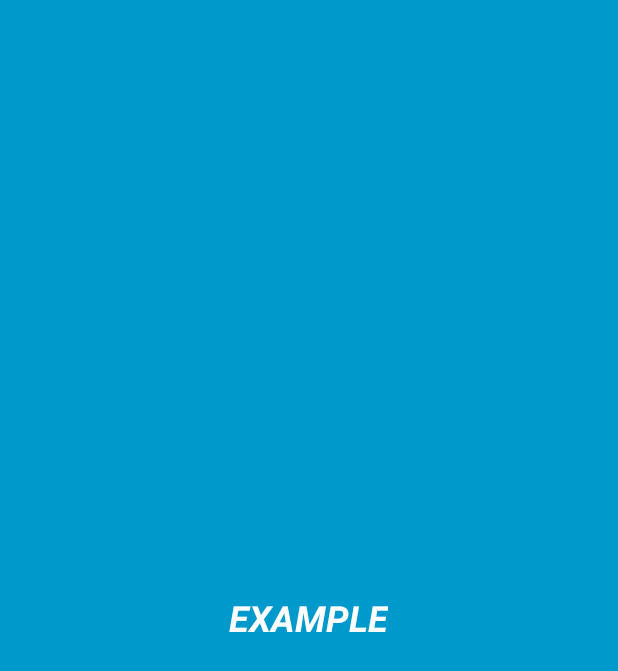
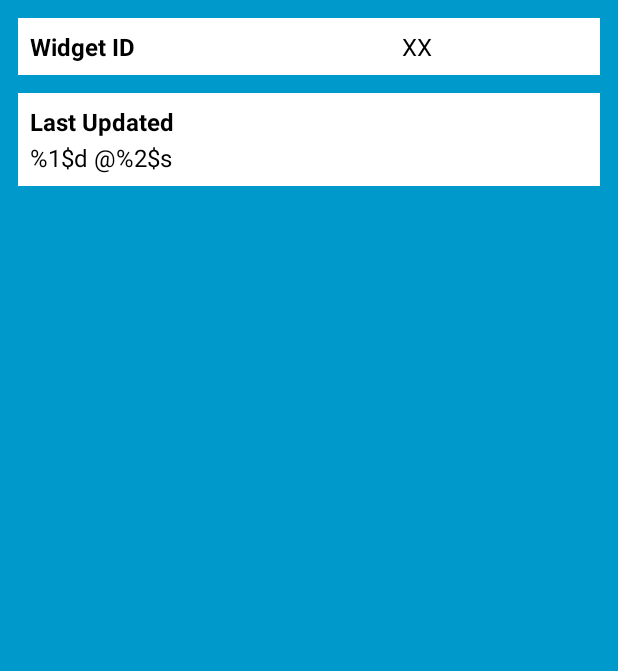
Before and after one commit to bryonnicoson-Android-Certification/AppWidgetSample, an Android app: the layout new_app_widget.xml on its own in the app's theme, with its tools: preview values and no code run, on a phone screen of 412 x 824 dp. Shown: the top 671 px of the screen. Run offline under Robolectric (Android 15) with nearby library versions, the phone set to English and light mode, and no system bars.

Commit message:
widget id, update

```diff
--- a/app/src/main/java/com/bryonnicoson/appwidgetsample/NewAppWidget.java
+++ b/app/src/main/java/com/bryonnicoson/appwidgetsample/NewAppWidget.java
@@ -3,20 +3,41 @@ package com.bryonnicoson.appwidgetsample;
 import android.appwidget.AppWidgetManager;
 import android.appwidget.AppWidgetProvider;
 import android.content.Context;
+import android.content.SharedPreferences;
 import android.widget.RemoteViews;
+
+import java.text.DateFormat;
+import java.util.Date;
 
 /**
  * Implementation of App Widget functionality.
  */
 public class NewAppWidget extends AppWidgetProvider {
 
+    private static final String mSharedPrefFile = "com.bryonnicoson.appwidgetsample";
+    private static final String COUNT_KEY = "count";
+
+
     static void updateAppWidget(Context context, AppWidgetManager appWidgetManager,
                                 int appWidgetId) {
+        // get shared prefs update count
+        SharedPreferences prefs = context.getSharedPreferences(mSharedPrefFile, 0);
+        int count = prefs.getInt(COUNT_KEY + appWidgetId, 0);
+        count++;
 
-        CharSequence widgetText = context.getString(R.string.appwidget_text);
+        // get current time and format it
+        String dateString = DateFormat.getTimeInstance(DateFormat.SHORT).format(new Date());
+
         // Construct the RemoteViews object
         RemoteViews views = new RemoteViews(context.getPackageName(), R.layout.new_app_widget);
-        views.setTextViewText(R.id.appwidget_text, widgetText);
+        views.setTextViewText(R.id.appwidget_id, String.valueOf(appWidgetId));
+        views.setTextViewText(R.id.appwidget_update, context.getResources().getString(
+                R.string.date_count_format, count, dateString));
+
+        // put current update count back into shared prefs
+        SharedPreferences.Editor prefEditor = prefs.edit();
+        prefEditor.putInt(COUNT_KEY + appWidgetId, count);
+        prefEditor.apply();
 
         // Instruct the widget manager to update the widget
         appWidgetManager.updateAppWidget(appWidgetId, views);
@@ -30,13 +51,4 @@ public class NewAppWidget extends AppWidgetProvider {
         }
     }
 
-    @Override
-    public void onEnabled(Context context) {
-        // Enter relevant functionality for when the first widget is created
-    }
-
-    @Override
-    public void onDisabled(Context context) {
-        // Enter relevant functionality for when the last widget is disabled
-    }
 }
--- a/app/src/main/res/layout/new_app_widget.xml
+++ b/app/src/main/res/layout/new_app_widget.xml
@@ -4,18 +4,60 @@
     android:background="#09C"
     android:padding="@dimen/widget_margin">
 
-    <TextView
-        android:id="@+id/appwidget_text"
-        android:layout_width="wrap_content"
+    <LinearLayout
+        android:id="@+id/section_id"
+        style="@style/AppWidgetSection"
+        android:layout_width="match_parent"
         android:layout_height="wrap_content"
-        android:layout_centerHorizontal="true"
-        android:layout_centerVertical="true"
-        android:layout_margin="8dp"
-        android:background="#09C"
-        android:contentDescription="@string/appwidget_text"
-        android:text="@string/appwidget_text"
-        android:textColor="#ffffff"
-        android:textSize="24sp"
-        android:textStyle="bold|italic" />
+        android:layout_alignParentLeft="true"
+        android:layout_alignParentStart="true"
+        android:layout_alignParentTop="true"
+        android:orientation="horizontal">
+
+        <TextView
+            android:id="@+id/appwidget_id_label"
+            style="@style/AppWidgetLabel"
+            android:layout_width="0dp"
+            android:layout_height="wrap_content"
+            android:layout_weight="2"
+            android:text="@string/widget_id" />
+
+        <TextView
+            android:id="@+id/appwidget_id"
+            style="@style/AppWidgetText"
+            android:layout_width="0dp"
+            android:layout_height="wrap_content"
+            android:layout_weight="1"
+            android:text="XX" />
+
+    </LinearLayout>
+
+    <LinearLayout
+        android:id="@+id/section_update"
+        style="@style/AppWidgetSection"
+        android:layout_width="match_parent"
+        android:layout_height="wrap_content"
+        android:layout_alignParentLeft="true"
+        android:layout_alignParentStart="true"
+        android:layout_below="@id/section_id"
+        android:orientation="vertical">
+
+        <TextView
+            android:id="@+id/appwidget_update_label"
+            style="@style/AppWidgetLabel"
+            android:layout_width="match_parent"
+            android:layout_height="wrap_content"
+            android:layout_marginBottom="2dp"
+            android:text="@string/last_updated" />
+
+        <TextView
+            android:id="@+id/appwidget_update"
+            style="@style/AppWidgetText"
+            android:layout_width="match_parent"
+            android:layout_height="0dp"
+            android:layout_weight="1"
+            android:text="@string/date_count_format" />
+
+    </LinearLayout>
 
 </RelativeLayout>
--- a/app/src/main/res/values/strings.xml
+++ b/app/src/main/res/values/strings.xml
@@ -3,4 +3,7 @@
     <string name="see_the_widget">All of the functionality for this app is in the widget.</string>
     <string name="appwidget_text">EXAMPLE</string>
     <string name="add_widget">Add widget</string>
+    <string name="widget_id">Widget ID</string>
+    <string name="last_updated">Last Updated</string>
+    <string name="date_count_format">%1$d @%2$s</string>
 </resources>
--- a/app/src/main/res/values/styles.xml
+++ b/app/src/main/res/values/styles.xml
@@ -2,10 +2,24 @@
 
     <!-- Base application theme. -->
     <style name="AppTheme" parent="Theme.AppCompat.Light.DarkActionBar">
-        <!-- Customize your theme here. -->
         <item name="colorPrimary">@color/colorPrimary</item>
         <item name="colorPrimaryDark">@color/colorPrimaryDark</item>
         <item name="colorAccent">@color/colorAccent</item>
     </style>
 
+    <!-- Widget styles -->
+    <style name="AppWidgetSection" parent ="@android:style/Widget">
+        <item name="android:padding">8dp</item>
+        <item name="android:layout_marginTop">12dp</item>
+        <item name="android:layout_marginLeft">12dp</item>
+        <item name="android:layout_marginRight">12dp</item>
+        <item name="android:background">@android:color/white</item>
+    </style>
+    <style name="AppWidgetLabel" parent="AppWidgetText">
+        <item name="android:textStyle">bold</item>
+    </style>
+    <style name="AppWidgetText" parent="Base.TextAppearance.AppCompat.Subhead">
+        <item name="android:textColor">@android:color/black</item>
+    </style>
+
 </resources>
--- a/app/src/main/res/xml/new_app_widget_info.xml
+++ b/app/src/main/res/xml/new_app_widget_info.xml
@@ -2,9 +2,9 @@
 <appwidget-provider xmlns:android="http://schemas.android.com/apk/res/android"
     android:initialKeyguardLayout="@layout/new_app_widget"
     android:initialLayout="@layout/new_app_widget"
-    android:minHeight="110dp"
+    android:minHeight="180dp"
     android:minWidth="110dp"
     android:previewImage="@drawable/example_appwidget_preview"
     android:resizeMode="horizontal|vertical"
-    android:updatePeriodMillis="86400000"
+    android:updatePeriodMillis="1800000"
     android:widgetCategory="home_screen"></appwidget-provider>
```
